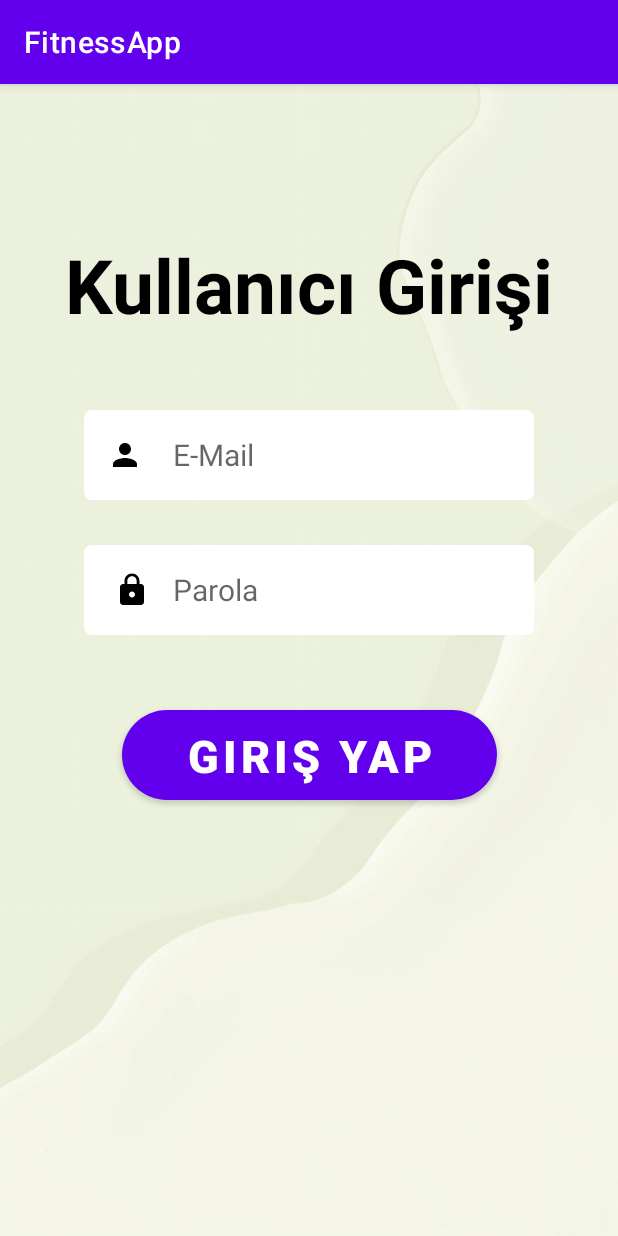
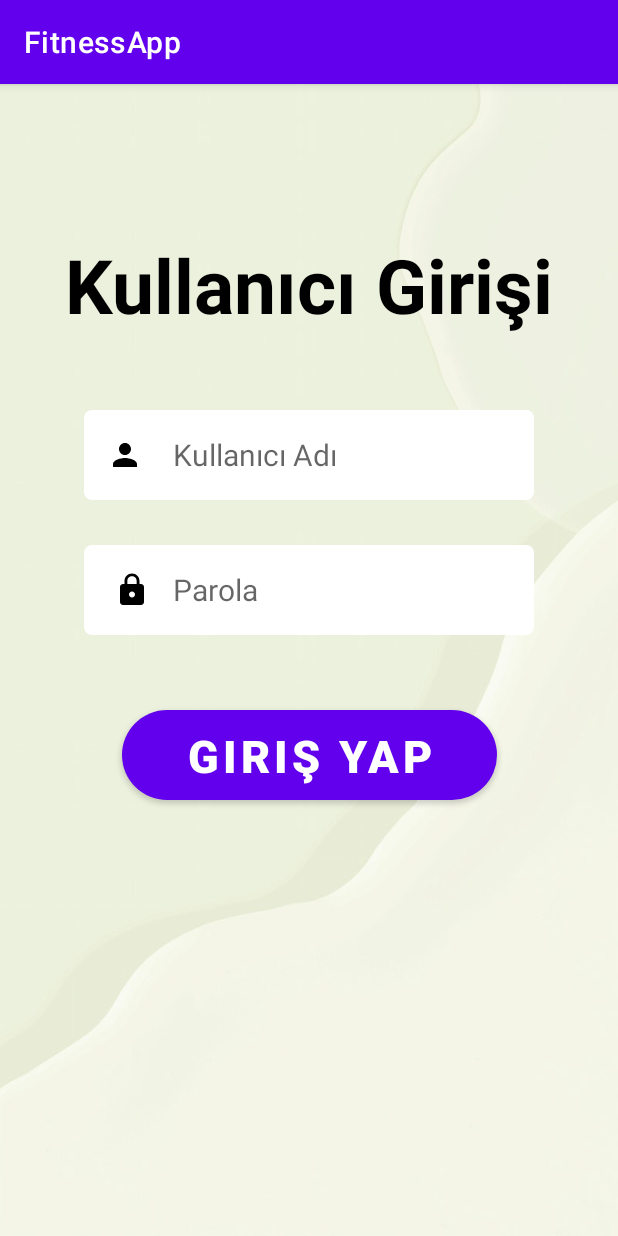
Before and after one commit to fatihkhrmn/FitnessApp, an Android app: the login screen opened directly, with no data from a screen before it, on a phone screen of 412 x 824 dp. Run offline under Robolectric (Android 15) with nearby library versions, the phone set to English and light mode, and no system bars.

Commit message:
design edit

```diff
--- a/app/src/main/res/layout/activity_login.xml
+++ b/app/src/main/res/layout/activity_login.xml
@@ -29,7 +29,7 @@
         android:inputType="textPersonName"
         android:drawableLeft="@drawable/baseline_person_24"
         android:drawablePadding="20sp"
-        android:hint="E-Mail"
+        android:hint="Kullanıcı Adı"
         android:background="@drawable/dt"
         android:paddingLeft="15sp"
         android:textColor="#000"
--- a/app/src/main/res/layout/activity_signup.xml
+++ b/app/src/main/res/layout/activity_signup.xml
@@ -14,7 +14,7 @@
         android:layout_marginTop="50sp"
         android:ems="10"
         android:inputType="textPersonName"
-        android:hint="E-Mail"
+        android:hint="Kullanıcı Adı"
         android:background="@drawable/dt"
         android:paddingLeft="20sp"
         android:textSize="20sp"
```
